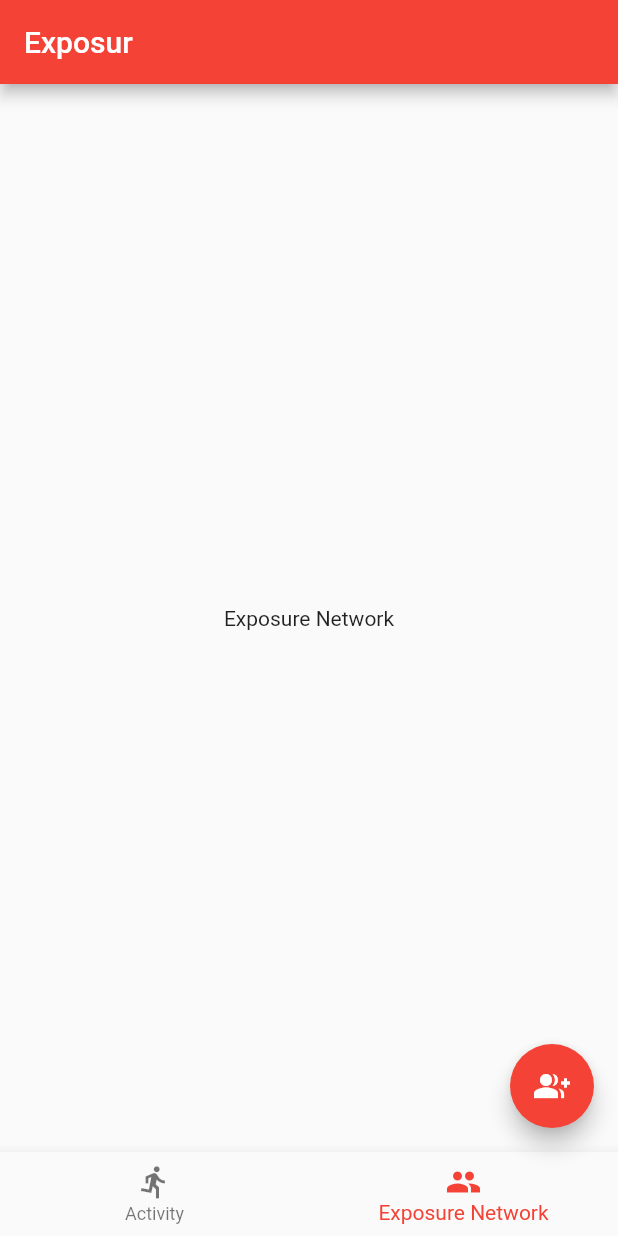
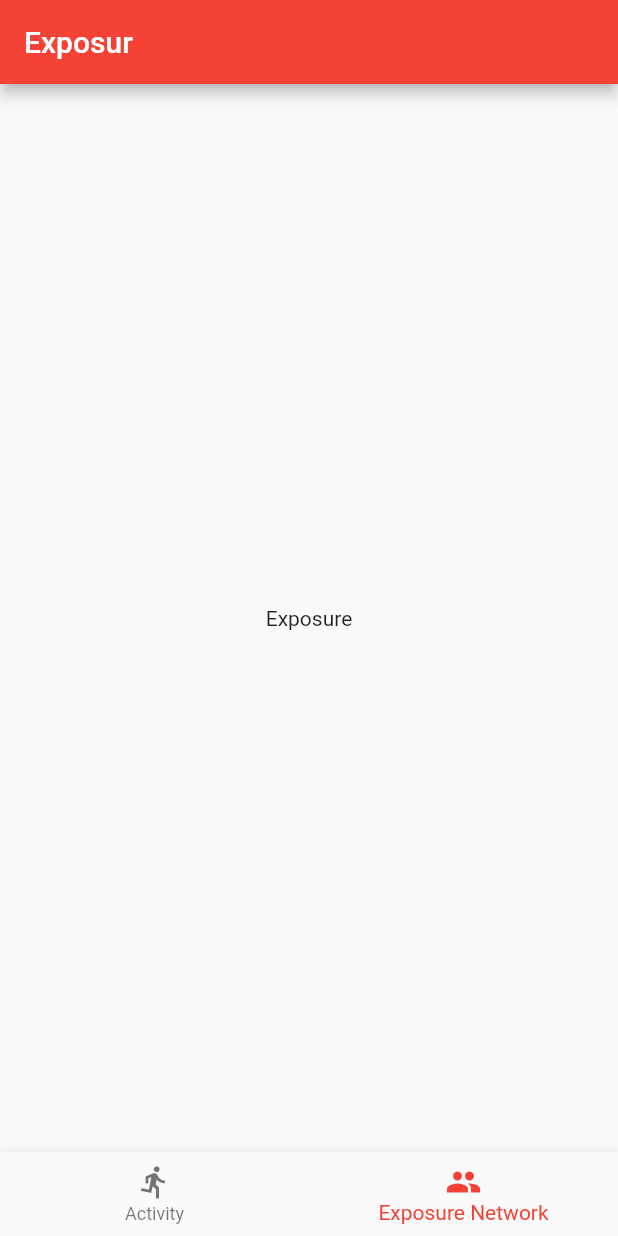
Before and after one commit to CollinDietz/exposur, a Flutter app: the screen it shows after launch, item 2 of the bottom bar chosen, on a phone screen of 412 x 824 dp. Run offline on Flutter 3.47's test engine with Material 2 defaults, Android fonts, the phone set to English and light mode, and no system bars.

```diff
--- /dev/null
+++ b/lib/Exposur/Exposur.dart
@@ -0,0 +1,76 @@
+import 'package:exposur/ActivityTab/ActivityTab.dart';
+import 'package:exposur/ExposureNetworkTab/ExpousureNetworkTab.dart';
+import 'package:exposur/InteractionLogger/InteractionLogger.dart';
+import 'package:flutter/material.dart';
+
+class Exposur extends StatelessWidget {
+  @override
+  Widget build(BuildContext context) {
+    return MaterialApp(
+      title: 'Exposur',
+      theme: ThemeData(
+        primarySwatch: Colors.red,
+      ),
+      home: ExposurHome(title: 'Exposur'),
+    );
+  }
+}
+
+class ExposurHome extends StatefulWidget {
+  ExposurHome({Key key, this.title}) : super(key: key);
+  final String title;
+
+  final List<Widget> appTabs = <Widget>[
+    ActivityTab(),
+    ExposureNetworkTab(),
+  ];
+
+  @override
+  _ExposurHomeState createState() => _ExposurHomeState();
+}
+
+class _ExposurHomeState extends State<ExposurHome> {
+  int _selectedIndex = 0;
+
+  void _onItemTapped(int index) {
+    setState(() {
+      _selectedIndex = index;
+    });
+  }
+
+  void _logButtonPressed() {
+    Navigator.push(
+        context, MaterialPageRoute(builder: (context) => InteractionLogger()));
+  }
+
+  @override
+  Widget build(BuildContext context) {
+    FloatingActionButton button;
+    if (_selectedIndex == 0) {
+      button = FloatingActionButton(
+          onPressed: _logButtonPressed, child: Icon(Icons.group_add));
+    } else {
+      button = null;
+    }
+
+    return Scaffold(
+      appBar: AppBar(
+        title: Text(widget.title),
+      ),
+      body: Center(
+        child: widget.appTabs.elementAt(_selectedIndex),
+      ),
+      bottomNavigationBar: BottomNavigationBar(
+        items: [
+          BottomNavigationBarItem(
+              icon: Icon(Icons.directions_run), title: Text("Activity")),
+          BottomNavigationBarItem(
+              icon: Icon(Icons.group), title: Text("Exposure Network")),
+        ],
+        currentIndex: _selectedIndex,
+        onTap: _onItemTapped,
+      ),
+      floatingActionButton: button,
+    );
+  }
+}
--- /dev/null
+++ b/lib/ExposureNetworkTab/ExpousureNetworkTab.dart
@@ -0,0 +1,9 @@
+import 'package:flutter/material.dart';
+
+class ExposureNetworkTab extends StatelessWidget
+{
+  @override
+  Widget build(BuildContext context) {
+    return Text('Exposure');
+  }
+}
--- a/lib/main.dart
+++ b/lib/main.dart
@@ -1,72 +1,4 @@
+import 'package:exposur/Exposur/Exposur.dart';
 import 'package:flutter/material.dart';
 
-void main() => runApp(MyApp());
-
-class MyApp extends StatelessWidget {
-  @override
-  Widget build(BuildContext context) {
-    return MaterialApp(
-      title: 'Exposur',
-      theme: ThemeData(
-        primarySwatch: Colors.red,
-      ),
-      home: MyHomePage(title: 'Exposur'),
-    );
-  }
-}
-
-class MyHomePage extends StatefulWidget {
-  MyHomePage({Key key, this.title}) : super(key: key);
-  final String title;
-
-  @override
-  _MyHomePageState createState() => _MyHomePageState();
-}
-
-class _MyHomePageState extends State<MyHomePage> {
-  int _selectedIndex = 0;
-
-  static const List<Widget> _appTabs = <Widget>[
-    Text('Activity'),
-    Text('Exposure Network')
-  ];
-
-  void _onItemTapped(int index) {
-    setState(() {
-      _selectedIndex = index;
-    });
-  }
-
-  @override
-  Widget build(BuildContext context) {
-    return Scaffold(
-      appBar: AppBar(
-        title: Text(widget.title),
-      ),
-      body: Center(
-        child: _appTabs.elementAt(_selectedIndex),
-      ),
-      bottomNavigationBar: BottomNavigationBar(
-        items: [
-          BottomNavigationBarItem(
-            icon: Icon(
-              Icons.directions_run
-            ),
-            title: Text("Activity")
-          ),
-          BottomNavigationBarItem(
-            icon: Icon(
-              Icons.group
-            ),
-            title: Text("Exposure Network")
-          ),
-        ],
-        currentIndex: _selectedIndex,
-        onTap: _onItemTapped,
-      ),
-      floatingActionButton: FloatingActionButton(
-        onPressed: null,
-        child: Icon(Icons.group_add)),
-    );
-  }
-}
+void main() => runApp(Exposur());
```
Also changed, not shown: lib/ActivityTab/ActivityTab.dart (added, +8 -0 lines), lib/InteractionLogger/InteractionLogger.dart (added, +25 -0 lines), 5 other files.
